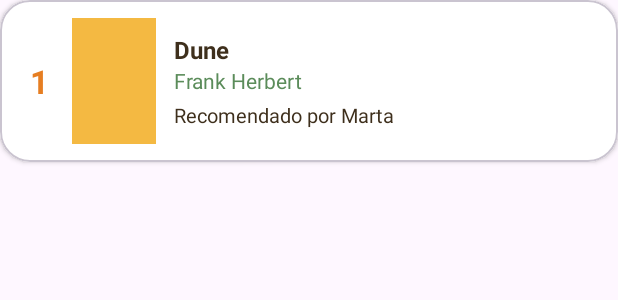
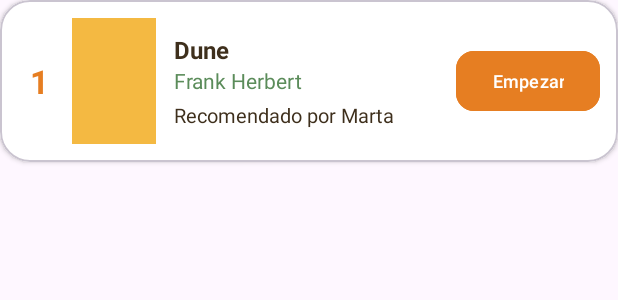
Before and after one commit to lauramm200/LibrosAplicacion, an Android app: the layout item_libro_quiero.xml on its own in the app's theme, with its tools: preview values and no code run, on a phone screen of 412 x 824 dp. Shown: the top 300 px of the screen. Run offline under Robolectric (Android 15) with nearby library versions, the phone set to English and light mode, and no system bars.

Commit message:
Fase8_AccionesLeyendoPerfilEmpezar

```diff
--- a/app/src/main/java/com/example/librosaplicacion/data/LibroDao.kt
+++ b/app/src/main/java/com/example/librosaplicacion/data/LibroDao.kt
@@ -23,5 +23,7 @@ interface LibroDao {
     @Query("SELECT * FROM libros WHERE volumeId = :volumeId")
     suspend fun obtener(volumeId: String): Libro?
 
+    @Query("SELECT * FROM libros")
+    fun todos(): Flow<List<Libro>>
 
 }
--- a/app/src/main/res/layout/item_libro_quiero.xml
+++ b/app/src/main/res/layout/item_libro_quiero.xml
@@ -1,5 +1,5 @@
 <?xml version="1.0" encoding="utf-8"?>
-<!-- FILA DE UN LIBRO "QUIERO LEER": puesto, portada y textos en horizontal.
+<!-- FILA DE UN LIBRO "QUIERO LEER": puesto, portada, textos y boton en horizontal.
      Misma estructura que item_libro_leyendo, cambiando el boton por el numero. -->
 <com.google.android.material.card.MaterialCardView
     xmlns:android="http://schemas.android.com/apk/res/android"
@@ -12,7 +12,7 @@
     app:cardCornerRadius="20dp"
     app:cardElevation="2dp">
 
-    <!-- gravity center_vertical: centra numero, portada y textos en vertical -->
+    <!-- gravity center_vertical: centra numero, portada, textos y boton en vertical -->
     <LinearLayout
         android:layout_width="match_parent"
         android:layout_height="wrap_content"
@@ -84,5 +84,20 @@
                 android:textSize="13sp"
                 tools:text="Recomendado por Marta" />
         </LinearLayout>
+
+        <!-- BOTON EMPEZAR: pasa el libro a "Leyendo". wrap_content = ancho justo para el texto;
+             insetTop/insetBottom = 0 quita el margen invisible que Material anade. -->
+        <com.google.android.material.button.MaterialButton
+            android:id="@+id/btnEmpezar"
+            android:layout_width="wrap_content"
+            android:layout_height="40dp"
+            android:layout_marginStart="8dp"
+            android:backgroundTint="@color/naranja"
+            android:insetTop="0dp"
+            android:insetBottom="0dp"
+            android:text="@string/btn_empezar"
+            android:textColor="@color/white"
+            android:textSize="12sp"
+            app:cornerRadius="12dp" />
     </LinearLayout>
 </com.google.android.material.card.MaterialCardView>
--- a/app/src/main/res/values/strings.xml
+++ b/app/src/main/res/values/strings.xml
@@ -150,5 +150,6 @@
     <string name="error_busqueda">No se pudo buscar. Revisa tu conexión.</string>
     <string name="libro_guardado">Libro guardado en Quiero leer</string>
     <string name="libro_ya_guardado">Este libro ya está en tu biblioteca</string>
+    <string name="btn_empezar">Empezar</string>
 
 </resources>
```
Also changed, not shown: app/src/main/java/com/example/librosaplicacion/AdaptadorQuiero.kt (+6 -2 lines), app/src/main/java/com/example/librosaplicacion/EstoyLeyendo.kt (+19 -9 lines), app/src/main/java/com/example/librosaplicacion/PerfilUser.kt (+12 -4 lines), app/src/main/java/com/example/librosaplicacion/QuieroLeer.kt (+14 -7 lines).
